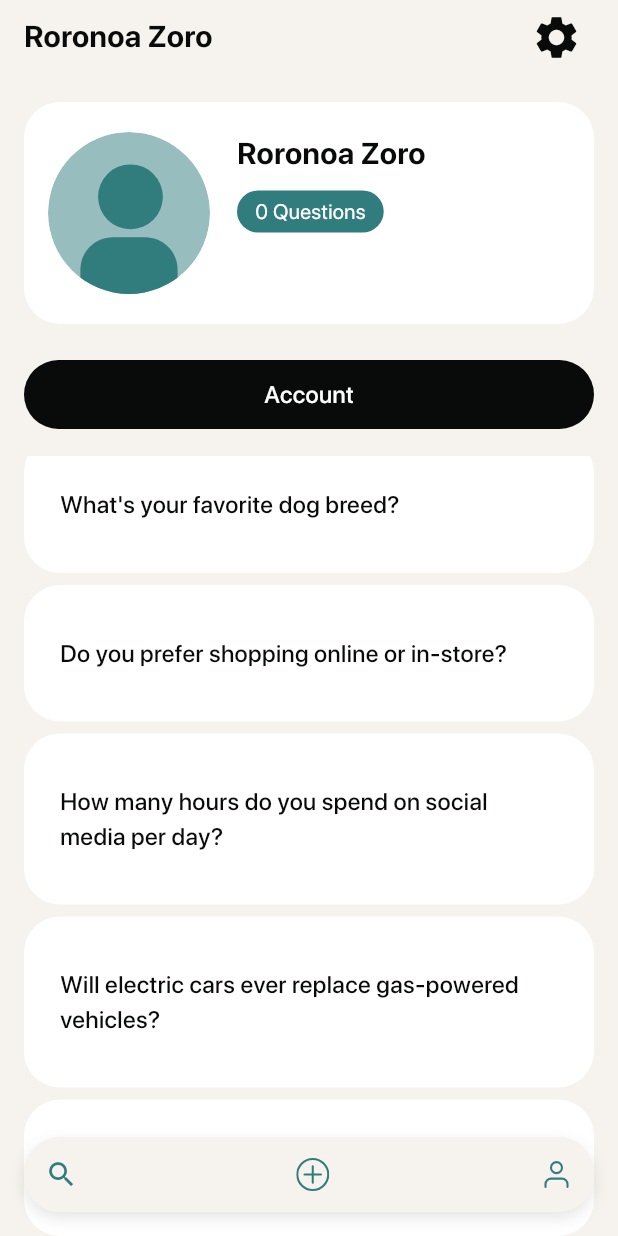
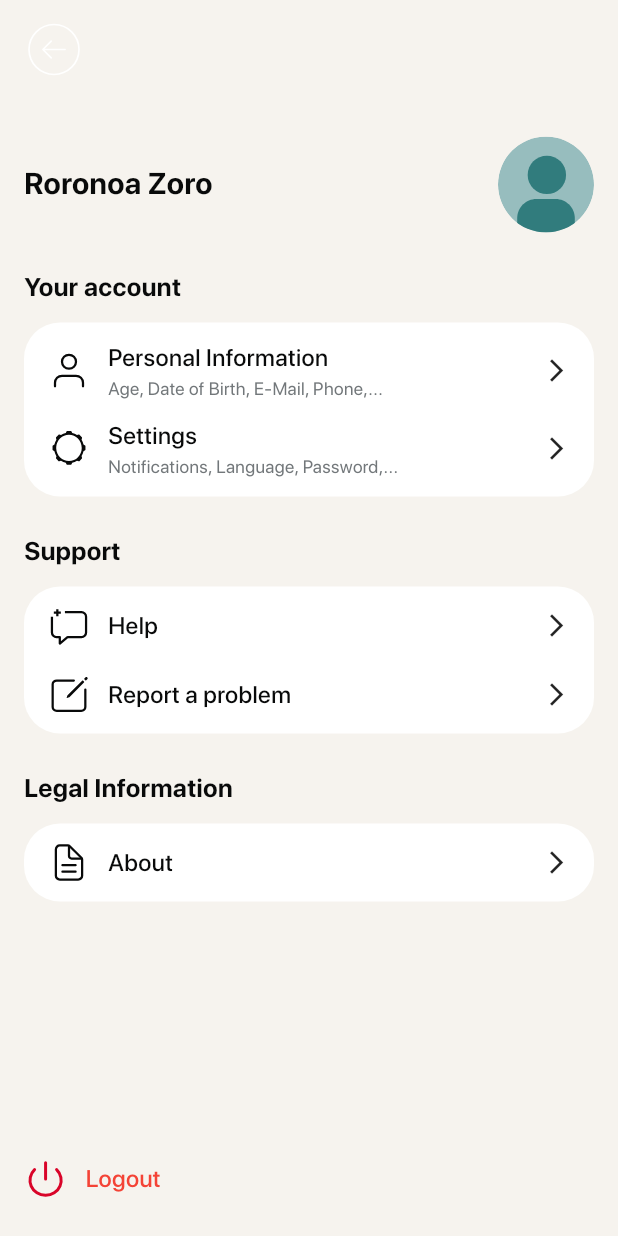
Before and after one commit to ryann254/Surveva-App, a Flutter app: the ProfilePage screen opened directly, scrolled down 242 dp, after a tap on the "settings" icon, on a phone screen of 412 x 824 dp. Run offline on Flutter 3.47's test engine with Material 3 defaults, Android fonts, the light colour scheme and no system bars; our stand-ins replace flutter_svg, permission_handler; missing offline and left inert: date_picker_plus, flutter_verification_code; project files that could hold a hidden picture were left out.

Commit message:
feat: add SettingsPage ui

```diff
--- a/lib/pages/profile/ProfilePage.dart
+++ b/lib/pages/profile/ProfilePage.dart
@@ -4,6 +4,7 @@ import 'package:surveva_app/pages/create%20poll/CreatePollPage.dart';
 import 'package:surveva_app/pages/discovery/DiscoveryPage.dart';
 import 'package:surveva_app/pages/discovery/VotingPage.dart';
 import 'package:surveva_app/pages/profile/AccountPage.dart';
+import 'package:surveva_app/pages/profile/SettingsPage.dart';
 import 'package:surveva_app/widgets/discoveryWidgets.dart';
 
 class ProfilePage extends StatefulWidget {
@@ -86,7 +87,9 @@ class _ProfilePageState extends State<ProfilePage> {
                                 fontSize: 20, fontWeight: FontWeight.w600),
                           ),
                           IconButton(
-                              onPressed: () {},
+                              onPressed: () {
+                                Navigator.push(context, MaterialPageRoute(builder: (context) => const SettingsPage()));
+                              },
                               icon: const Icon(
                                 Icons.settings,
                                 size: 34,
--- /dev/null
+++ b/lib/pages/profile/SettingsPage.dart
@@ -0,0 +1,261 @@
+import 'package:flutter/material.dart';
+import 'package:flutter_svg/svg.dart';
+import 'package:surveva_app/pages/LaunchPage.dart';
+
+class SettingsPage extends StatefulWidget {
+  const SettingsPage({super.key});
+
+  @override
+  State<SettingsPage> createState() => _SettingsPageState();
+}
+
+class _SettingsPageState extends State<SettingsPage> {
+  @override
+  Widget build(BuildContext context) {
+    return Scaffold(
+      appBar: appBar(context),
+      body: Padding(
+        padding: const EdgeInsets.symmetric(horizontal: 16.0),
+        child: Column(
+          children: [
+            const SizedBox(
+              height: 35,
+            ),
+            Row(
+              mainAxisAlignment: MainAxisAlignment.spaceBetween,
+              children: [
+                const Text(
+                  'Roronoa Zoro',
+                  style: TextStyle(fontSize: 20, fontWeight: FontWeight.w600),
+                ),
+                SvgPicture.asset(
+                  'assets/profile/avatar.svg',
+                  width: 64,
+                  height: 64,
+                )
+              ],
+            ),
+            const SizedBox(
+              height: 24,
+            ),
+            account(context),
+            const SizedBox(
+              height: 24,
+            ),
+            support(context),
+            const SizedBox(
+              height: 24,
+            ),
+            legal(context),
+            const Spacer(),
+            GestureDetector(
+              onTap: () {
+                Navigator.push(context, MaterialPageRoute(builder: (context) => const LaunchPage()));
+              },
+              child: Row(
+                children: [
+                  SvgPicture.asset('assets/profile/logout.svg'),
+                  const SizedBox(
+                    width: 12,
+                  ),
+                  const Text(
+                    'Logout',
+                    style: TextStyle(fontSize: 16, fontWeight: FontWeight.w500, color: Colors.red),
+                  )
+                ],
+              ),
+            ),
+            const SizedBox(height: 24),
+          ],
+        ),
+      ),
+    );
+  }
+
+  Column account(BuildContext context) {
+    return Column(
+      children: [
+        const Row(
+          mainAxisAlignment: MainAxisAlignment.spaceBetween,
+          children: [
+            Text(
+              'Your account',
+              style: TextStyle(fontSize: 17, fontWeight: FontWeight.w600),
+            ),
+            SizedBox()
+          ],
+        ),
+        const SizedBox(
+          height: 12,
+        ),
+        Container(
+          padding: const EdgeInsets.symmetric(horizontal: 16, vertical: 12),
+          decoration: BoxDecoration(
+            color: Theme.of(context).colorScheme.onPrimary,
+            borderRadius: BorderRadius.circular(24),
+          ),
+          child: Column(
+            children: [
+              accountSection(
+                  context,
+                  'assets/profile/person.svg',
+                  'Personal Information',
+                  'Age, Date of Birth, E-Mail, Phone,...',
+                  Icons.arrow_forward_ios_outlined),
+              const SizedBox(
+                height: 12,
+              ),
+              accountSection(
+                  context,
+                  'assets/profile/settings.svg',
+                  'Settings',
+                  'Notifications, Language, Password,...',
+                  Icons.arrow_forward_ios_outlined)
+            ],
+          ),
+        )
+      ],
+    );
+  }
+
+  Column support(BuildContext context) {
+    return Column(
+      children: [
+        const Row(
+          mainAxisAlignment: MainAxisAlignment.spaceBetween,
+          children: [
+            Text(
+              'Support',
+              style: TextStyle(fontSize: 17, fontWeight: FontWeight.w600),
+            ),
+            SizedBox()
+          ],
+        ),
+        const SizedBox(
+          height: 12,
+        ),
+        Container(
+          padding: const EdgeInsets.symmetric(horizontal: 16, vertical: 12),
+          decoration: BoxDecoration(
+            color: Theme.of(context).colorScheme.onPrimary,
+            borderRadius: BorderRadius.circular(24),
+          ),
+          child: Column(
+            children: [
+              accountSection(
+                  context,
+                  'assets/profile/help.svg',
+                  'Help',
+                  '',
+                  Icons.arrow_forward_ios_outlined),
+              const SizedBox(
+                height: 18,
+              ),
+              accountSection(
+                  context,
+                  'assets/profile/report_problem.svg',
+                  'Report a problem',
+                  '',
+                  Icons.arrow_forward_ios_outlined)
+            ],
+          ),
+        )
+      ],
+    );
+  }
+
+  Column legal(BuildContext context) {
+    return Column(
+      children: [
+        const Row(
+          mainAxisAlignment: MainAxisAlignment.spaceBetween,
+          children: [
+            Text(
+              'Legal Information',
+              style: TextStyle(fontSize: 17, fontWeight: FontWeight.w600),
+            ),
+            SizedBox()
+          ],
+        ),
+        const SizedBox(
+          height: 12,
+        ),
+        Container(
+          padding: const EdgeInsets.symmetric(horizontal: 16, vertical: 12),
+          decoration: BoxDecoration(
+            color: Theme.of(context).colorScheme.onPrimary,
+            borderRadius: BorderRadius.circular(24),
+          ),
+          child: Column(
+            children: [
+              accountSection(
+                  context,
+                  'assets/profile/about.svg',
+                  'About',
+                  '',
+                  Icons.arrow_forward_ios_outlined),
+            ],
+          ),
+        )
+      ],
+    );
+  }
+
+  Row accountSection(BuildContext context, String asset, String title,
+      String subtitle, IconData icon2) {
+    return Row(
+      mainAxisAlignment: MainAxisAlignment.spaceBetween,
+      children: [
+        Row(
+          children: [
+            SvgPicture.asset(asset),
+            const SizedBox(
+              width: 12,
+            ),
+            Column(
+              crossAxisAlignment: CrossAxisAlignment.start,
+              children: [
+                Text(
+                  title,
+                  style: const TextStyle(
+                      fontSize: 16, fontWeight: FontWeight.w500),
+                ),
+                subtitle.isNotEmpty ? Text(
+                  subtitle,
+                  style: TextStyle(
+                      fontSize: 12,
+                      fontWeight: FontWeight.w400,
+                      color: Theme.of(context).colorScheme.secondary),
+                ) : const SizedBox()
+              ],
+            ),
+          ],
+        ),
+        Icon(
+          icon2,
+          size: 18,
+        )
+      ],
+    );
+  }
+}
+
+AppBar appBar(BuildContext context) {
+  return AppBar(
+    leading: GestureDetector(
+      child: Padding(
+        padding: const EdgeInsets.only(left: 16.0, top: 10.0),
+        child: ColorFiltered(
+          colorFilter: ColorFilter.mode(
+            Theme.of(context).colorScheme.onPrimary,
+            BlendMode.srcIn,
+          ),
+          child: SvgPicture.asset('assets/create poll/back_button.svg'),
+        ),
+      ),
+      onTap: () {
+        Navigator.pop(context);
+      },
+    ),
+  );
+}
```
Also changed, not shown: assets/profile/about.svg (added), assets/profile/help.svg (added), assets/profile/logout.svg (added), assets/profile/person.svg (added), assets/profile/report_problem.svg (added), assets/profile/settings.svg (added).
